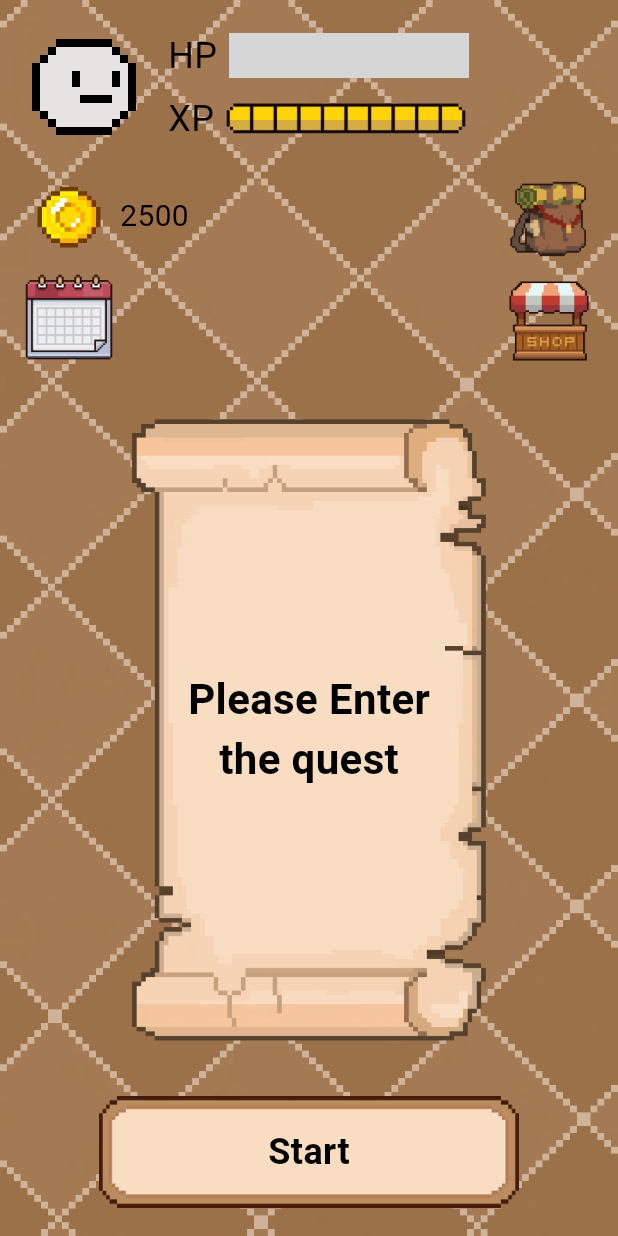
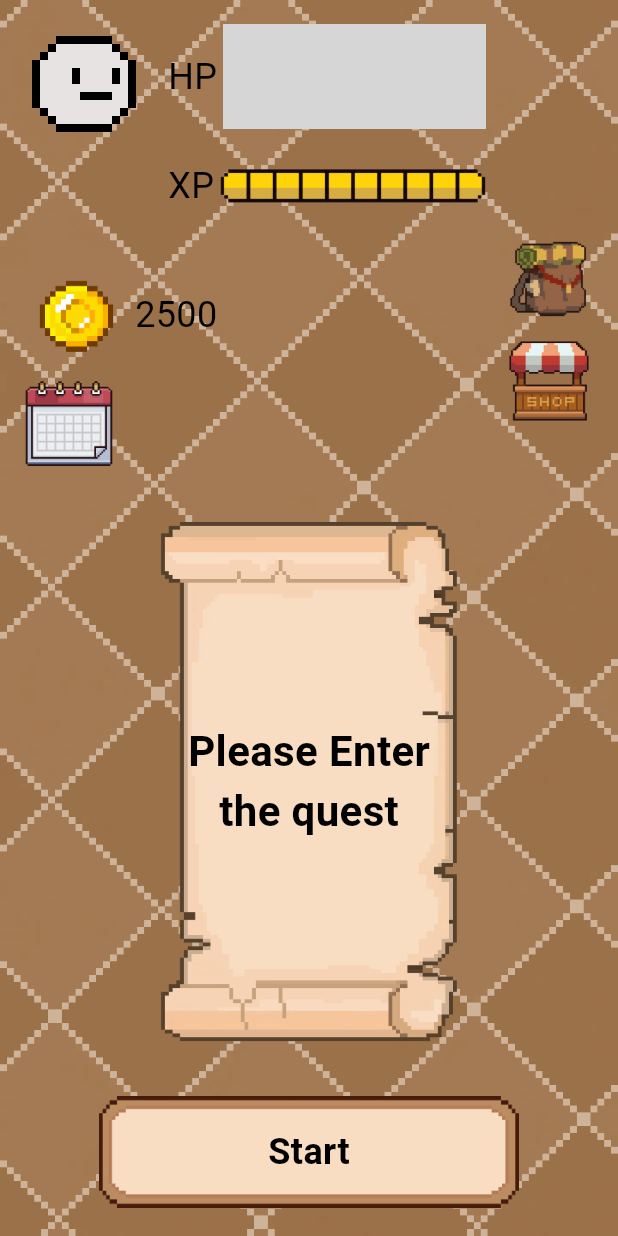
Before and after one commit to mi-noong/QuestLog_Front, a Flutter app: the HomeScreen screen opened directly, on a phone screen of 412 x 824 dp. Run offline on Flutter 3.47's test engine with Material 3 defaults, Android fonts, the phone set to English and light mode, and no system bars; Roboto replaces fonts that are missing (DungGeunMo); grey boxes are pictures that could not be loaded.

Commit message:
Update HomeScreen.dart

```diff
--- a/lib/HomeScreen.dart
+++ b/lib/HomeScreen.dart
@@ -18,12 +18,8 @@
             children: [
               // 상단 플레이어 정보 영역
               _buildTopInfoSection(),
-
               // 중앙 퀘스트 스크롤 영역
-              Expanded(
-                child: _buildQuestScrollSection(),
-              ),
-
+              Expanded(child: _buildQuestScrollSection()),
               // 하단 시작 버튼
               _buildBottomButtonSection(),
             ],
@@ -36,127 +32,84 @@
   Widget _buildTopInfoSection() {
     return Container(
       padding: const EdgeInsets.all(16.0),
-      decoration: BoxDecoration(
-        color: Colors.transparent,
-      ),
+      decoration: const BoxDecoration(color: Colors.transparent),
       child: Row(
-        children: [
-          // 왼쪽 섹션: 캐릭터 아이콘과 HP/XP 바, 골드, 캘린더
-          Column(
         crossAxisAlignment: CrossAxisAlignment.start,
         children: [
-              // 캐릭터 아이콘과 HP/XP 바
+          // 왼쪽 섹션
+          Expanded(
+            child: Column(
+              crossAxisAlignment: CrossAxisAlignment.start,
+              children: [
+                // 캐릭터 + HP/XP
+                Row(
+                  crossAxisAlignment: CrossAxisAlignment.start,
+                  children: [
+                    Image.asset('assets/images/Icon_MyPage.png', width: 80, height: 80),
+                    const SizedBox(width: 16),
+                    Expanded(
+                      child: Column(
+                        crossAxisAlignment: CrossAxisAlignment.start,
+                        children: [
                           Row(
                             children: [
-                  // 캐릭터 아이콘
-                  Image.asset(
-                    'assets/images/Icon_MyPage.png',
-                    width: 80,
-                    height: 80,
-                  ),
-
-                  const SizedBox(width: 16),
-
-                  // HP/XP 바들
-                  Column(
-                    crossAxisAlignment: CrossAxisAlignment.start,
-                    children: [
-                      // HP 바
-                      Row(
-                        children: [
-                          const Text(
-                            'HP',
-                            style: TextStyle(
-                              color: Colors.black,
-                              fontSize: 24,
-                              fontFamily: 'DungGeunMo',
+                              const Text('HP', style: TextStyle(color: Colors.black, fontSize: 24, fontFamily: 'DungGeunMo')),
+                              const SizedBox(width: 4),
+                              Expanded(
+                                child: SizedBox(
+                                  height: 70,
+                                  child: Image.asset(
+                                    'assets/images/Icon_HPBar_10.png',
+                                    fit: BoxFit.fitWidth,
+                                    alignment: Alignment.centerLeft,
                                   ),
                                 ),
-                          const SizedBox(width: 8),
-                          Image.asset(
-                            'assets/images/Icon_HpBar_10.png',
-                            width: 160,
-                            height: 30,
                               ),
                             ],
                           ),
-
-                      const SizedBox(height: 8),
-
-                      // XP 바
+                          const SizedBox(height: 3),
                           Row(
                             children: [
-                          const Text(
-                            'XP',
-                            style: TextStyle(
-                              color: Colors.black,
-                              fontSize: 24,
-                              fontFamily: 'DungGeunMo',
+                              const Text('XP', style: TextStyle(color: Colors.black, fontSize: 24, fontFamily: 'DungGeunMo')),
+                              const SizedBox(width: 4),
+                              Expanded(
+                                child: SizedBox(
+                                  height: 70,
+                                  child: Image.asset(
+                                    'assets/images/Icon_XpBar_10.png',
+                                    fit: BoxFit.fitWidth,
+                                    alignment: Alignment.centerLeft,
                                   ),
                                 ),
-                          const SizedBox(width: 8),
-                          Image.asset(
-                            'assets/images/Icon_XpBar_10.png',
-                            width: 160,
-                            height: 30,
                               ),
                             ],
                           ),
                         ],
                       ),
-                ],
-              ),
-
-              const SizedBox(height: 16),
-
-              // 골드
-              Row(
-                children: [
-                  Image.asset(
-                    'assets/images/Icon_Gold.png',
-                    width: 60,
-                    height: 60,
-                  ),
-                  const SizedBox(width: 4),
-                  const Text(
-                    '2500',
-                    style: TextStyle(
-                      color: Colors.black,
-                      fontSize: 20,
-                      fontFamily: 'DungGeunMo',
-                    ),
                     ),
                   ],
                 ),
-
-              const SizedBox(height: 8),
-
-              // 캘린더 아이콘
-              Image.asset(
-                'assets/images/Icon_Calendar.png',
-                width: 60,
-                height: 60,
-              ),
+                const SizedBox(height: 16),
+                Row(
+                  children: [
+                    Image.asset('assets/images/Icon_Gold.png', width: 70, height: 70),
+                    const SizedBox(width: 4),
+                    const Text('2500', style: TextStyle(color: Colors.black, fontSize: 24, fontFamily: 'DungGeunMo')),
                   ],
                 ),
-
-          const Spacer(),
-
-          // 오른쪽 섹션: 가방과 상점 아이콘들 (더 아래로)
+                const SizedBox(height: 8),
+                Image.asset('assets/images/Icon_Calendar.png', width: 60, height: 60),
+              ],
+            ),
+          ),
+          const SizedBox(width: 12),
+          // 오른쪽 섹션: 가방/상점
           Column(
             children: [
-              const SizedBox(height: 100), // 더 많이 아래로 이동
-              Image.asset(
-                'assets/images/Icon_Backpack.png',
-                width: 60,
-                height: 60,
-              ),
+              const SizedBox(height: 140),
+              Image.asset('assets/images/Icon_Backpack.png', width: 60, height: 60),
               const SizedBox(height: 8),
-              Image.asset(
-                'assets/images/Icon_Shop.png',
-                width: 60,
-                height: 60,
-              ),
+              Image.asset('assets/images/Icon_Shop.png', width: 60, height: 60),
             ],
           ),
         ],
@@ -174,8 +127,8 @@
             // 맵 이미지 (여백 최소화)
             Image.asset(
               'assets/images/map.png',
-              width: 700,
-              height: 900,
+              width: 900,
+              height: 1300,
             ),
 
             // 퀘스트 텍스트
```
Lines whose indentation alone changed are shown as unchanged.
